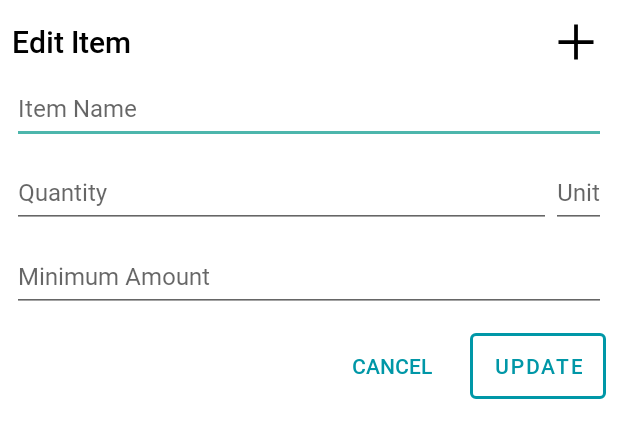
After one commit to BrandedNomad/MyFreezerAndroid, an Android app: the layout edit_freezer_item.xml on its own in the app's theme, with its tools: preview values and no code run, on a phone screen of 412 x 824 dp. The commit adds this screen. Shown: the top 438 px of the screen. Run offline under Robolectric (Android 15) with nearby library versions, the phone set to English and light mode, and no system bars.

Commit message:
MYF-6 feat: created the edit item feature, commiting on the wrong branch

```diff
--- a/app/src/main/java/com/myfreezer/app/repository/local/Room.kt
+++ b/app/src/main/java/com/myfreezer/app/repository/local/Room.kt
@@ -19,6 +19,11 @@ interface FreezerDao {
 
     @Query("DELETE FROM databasefreezeritem WHERE name = :itemName")
     suspend fun deleteFreezerItem(itemName:String)
+
+    @Query("UPDATE databasefreezeritem " +
+            "SET name = :name, quantity = :quantity, unit = :unit, minimum = :minimum " +
+            "WHERE name = :previousId")
+    suspend fun updateFreezerItem(previousId:String,name:String,quantity:Int,unit:String,minimum:Int)
 }
 
 @Database(entities=[DatabaseFreezerItem::class],version = 1)
--- /dev/null
+++ b/app/src/main/res/layout/edit_freezer_item.xml
@@ -0,0 +1,117 @@
+<?xml version="1.0" encoding="utf-8"?>
+<androidx.constraintlayout.widget.ConstraintLayout
+    xmlns:android="http://schemas.android.com/apk/res/android"
+    xmlns:app="http://schemas.android.com/apk/res-auto"
+    android:layout_width="match_parent"
+    android:layout_height="match_parent"
+    android:padding="@dimen/modal_padding_default">
+    <LinearLayout
+        android:id="@+id/editItemLayout"
+        android:layout_width="match_parent"
+        android:layout_height="wrap_content"
+        android:orientation="vertical"
+        app:layout_constraintStart_toStartOf="parent"
+        app:layout_constraintTop_toTopOf="parent">
+        <LinearLayout
+            android:layout_width="match_parent"
+            android:layout_height="wrap_content"
+            android:orientation="horizontal"
+            android:gravity="center_vertical">
+            <TextView
+                android:layout_width="wrap_content"
+                android:layout_height="wrap_content"
+                android:text="@string/modal_title_edit"
+                android:textColor="@color/on_primary"
+                style="@style/heading_6"
+                android:layout_weight="2" />
+            <ImageView
+                android:layout_width="@dimen/icon_l"
+                android:layout_height="@dimen/icon_l"
+                android:src="@drawable/add"
+                app:tint="@color/black" />
+        </LinearLayout>
+        <LinearLayout
+            android:layout_width="match_parent"
+            android:layout_height="wrap_content"
+            android:orientation="horizontal">
+            <EditText
+                style="@style/body_1"
+                android:id="@+id/editItemNameField"
+                android:inputType="text"
+                android:hint="@string/hint_text_item"
+                android:layout_height="@dimen/text_field_height_default"
+                android:layout_width="match_parent"
+                android:layout_marginBottom="@dimen/text_field_space_between"/>
+        </LinearLayout>
+        <LinearLayout
+            android:layout_width="match_parent"
+            android:layout_height="wrap_content"
+            android:orientation="horizontal">
+            <EditText
+                style="@style/body_1"
+                android:id="@+id/editItemQuantityField"
+                android:inputType="number"
+                android:hint="@string/hint_text_quantity"
+                android:layout_height="@dimen/text_field_height_default"
+                android:layout_width="200dp"
+                android:layout_weight="2"
+                android:layout_marginBottom="@dimen/text_field_space_between"/>
+            <EditText
+                style="@style/body_1"
+                android:id="@+id/editItemUnitField"
+                android:inputType="text"
+                android:hint="@string/hint_text_unit"
+                android:layout_height="@dimen/text_field_height_default"
+                android:layout_width="wrap_content"
+                android:layout_marginBottom="@dimen/text_field_space_between"/>
+        </LinearLayout>
+        <LinearLayout
+            android:layout_width="match_parent"
+            android:layout_height="wrap_content"
+            android:orientation="horizontal">
+            <EditText
+                style="@style/body_1"
+                android:id="@+id/editItemMinimumField"
+                android:inputType="number"
+                android:hint="@string/hint_text_minimum"
+                android:layout_height="@dimen/text_field_height_default"
+                android:layout_width="match_parent"
+                android:layout_marginBottom="@dimen/text_field_space_between"/>
+        </LinearLayout>
+        <LinearLayout
+            android:layout_width="match_parent"
+            android:layout_height="wrap_content"
+            android:orientation="horizontal"
+            android:gravity="right">
+            <com.google.android.material.button.MaterialButton
+                android:id="@+id/editItemCancelButton"
+                style="@style/button_tertiary"
+                android:text="@string/button_text_cancel"
+                android:layout_height="@dimen/button_height_tall"
+                android:layout_width="wrap_content"
+                android:paddingLeft="@dimen/button_padding_default"
+                android:paddingRight="@dimen/button_padding_default"
+                android:layout_marginRight="@dimen/button_space_between"
+                android:textColor="@color/primary"
+                app:rippleColor="@color/secondary"/>
+            <com.google.android.material.button.MaterialButton
+                android:id="@+id/editItemUpdateButton"
+                style="@style/button_secondary"
+                android:text="@string/button_text_update"
+                android:layout_height="@dimen/button_height_tall"
+                android:layout_width="wrap_content"
+                android:paddingLeft="@dimen/button_padding_default"
+                android:paddingRight="@dimen/button_padding_default"
+                android:textColor="@color/primary"
+                app:backgroundTint="@android:color/transparent"
+                app:cornerRadius="@dimen/radius_s"
+                app:rippleColor="@color/secondary"
+                app:strokeColor="@color/primary"
+                app:strokeWidth="@dimen/border_line_height_thick"/>
+        </LinearLayout>
+
+    </LinearLayout>
+
+
+
+</androidx.constraintlayout.widget.ConstraintLayout>
--- a/app/src/main/res/values/strings.xml
+++ b/app/src/main/res/values/strings.xml
@@ -20,6 +20,7 @@
     <string name="button_text_add">ADD</string>
     <string name="button_text_cancel">CANCEL</string>
     <string name="button_text_confirm">CONFIRM</string>
+    <string name="button_text_update">UPDATE</string>
 
     <string name="context_selected">Selected</string>
 
```
Also changed, not shown: app/src/main/java/com/myfreezer/app/models/FreezerItem.kt (+4 -4 lines), app/src/main/java/com/myfreezer/app/repository/Repository.kt (+27 -10 lines), app/src/main/java/com/myfreezer/app/ui/freezer/FreezerAdapter.kt (+7 -1 lines), app/src/main/java/com/myfreezer/app/ui/freezer/FreezerFragment.kt (+187 -41 lines), app/src/main/java/com/myfreezer/app/ui/freezer/FreezerViewModel.kt (+13 -0 lines).
